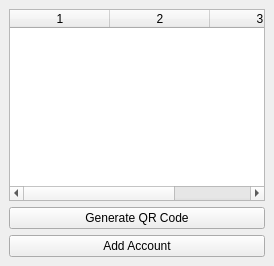
Before: the Qt Designer form otp_window.ui in olejatorqq/otp-mfa, drawn with Qt 5.
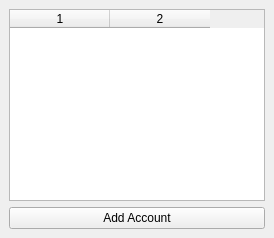
After: the same form once the commit is applied.

Patch:
```diff
--- a/otp_window.ui
+++ b/otp_window.ui
@@ -10,7 +10,7 @@
     <item>
      <widget class="QTableWidget" name="accountsTableWidget">
       <property name="columnCount">
-       <number>3</number>  <!-- Количество колонок: имя, алгоритм, OTP -->
+       <number>2</number>  <!-- Количество колонок: имя, OTP -->
       </property>
       <property name="horizontalHeaderLabels">
        <stringlist>
@@ -21,13 +21,6 @@
       </property>
      </widget>
     </item>
-    <item>
-     <widget class="QPushButton" name="generateQRButton">
-      <property name="text">
-       <string>Generate QR Code</string>
-      </property>
-     </widget>
-    </item>
     <item>
      <widget class="QPushButton" name="addButton">
       <property name="text">
```
Left out of the diff: 4 changed lines with no effect on the pictures.
